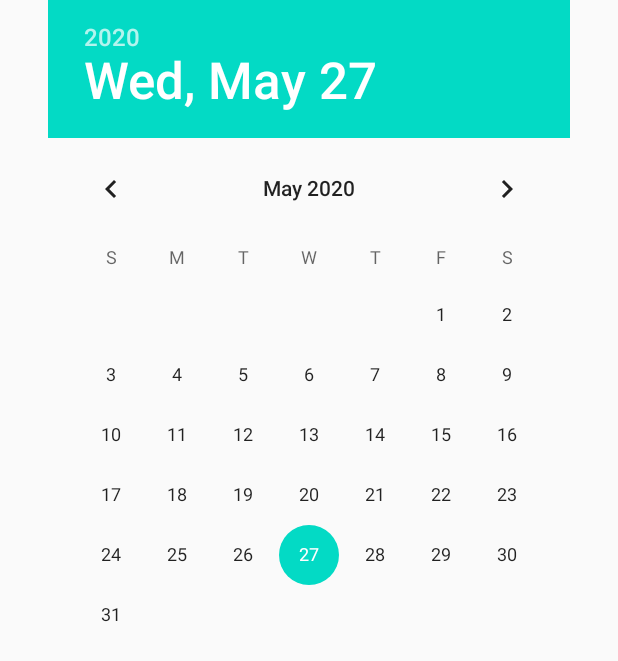
After one commit to AdityaDwiRach/ImageMachine, an Android app: the layout alert_dialog_pick_date.xml on its own in the app's theme, with its tools: preview values and no code run, on a phone screen of 412 x 824 dp. The commit adds this screen. Shown: the top 661 px of the screen. Run offline under Robolectric (Android 15) with nearby library versions, the phone set to English and light mode, and no system bars.

Commit message:
Add datepicker inside custom alert dialog.

```diff
--- /dev/null
+++ b/app/src/main/res/layout/alert_dialog_pick_date.xml
@@ -0,0 +1,18 @@
+<?xml version="1.0" encoding="utf-8"?>
+<LinearLayout xmlns:android="http://schemas.android.com/apk/res/android"
+    android:orientation="vertical" android:layout_width="match_parent"
+    android:layout_height="match_parent">
+
+<!--    <CalendarView-->
+<!--        android:id="@+id/calendar_view"-->
+<!--        android:layout_width="wrap_content"-->
+<!--        android:layout_height="wrap_content"-->
+<!--        android:layout_gravity="center_horizontal"/>-->
+
+    <DatePicker
+        android:id="@+id/date_picker"
+        android:layout_width="wrap_content"
+        android:layout_height="wrap_content"
+        android:layout_gravity="center_horizontal"/>
+
+</LinearLayout>
```
Also changed, not shown: app/src/main/java/com/adr/imagemachine/fragments/MachineDataFragment.java (+57 -2 lines).
